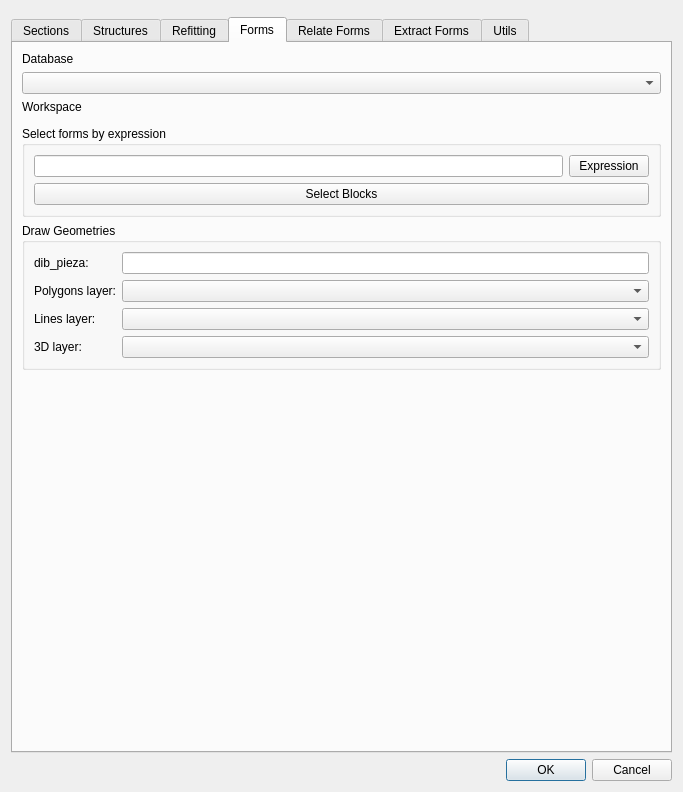
Old version of the form sugar_tools_dialog.ui in the repository psigcat/sugartools.
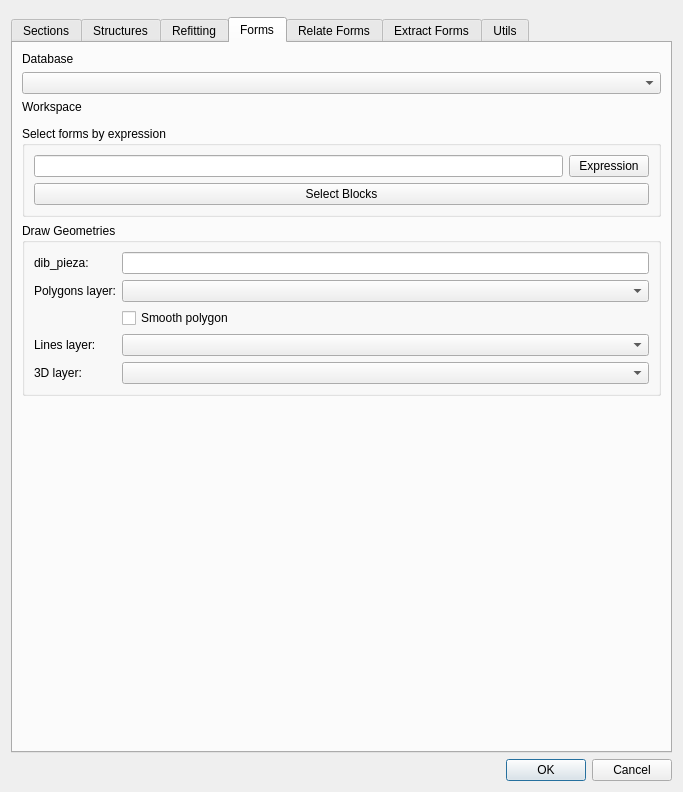
New version of the form. The open tabs and pages were chosen to show the change. Custom widgets are drawn as their Qt base class.

Commit message: update ui for smoothing polygons, see #32

```diff
--- a/sugar_tools_dialog.ui
+++ b/sugar_tools_dialog.ui
@@ -572,13 +572,10 @@
           <string>Draw Geometries</string>
          </property>
          <layout class="QGridLayout" name="gridLayout_13">
-          <item row="0" column="1">
-           <widget class="QLineEdit" name="blocks_dib_pieza"/>
-          </item>
-          <item row="4" column="0">
-           <widget class="QLabel" name="label_27">
+          <item row="6" column="0">
+           <widget class="QLabel" name="label_25">
             <property name="text">
-             <string>Polygons layer:</string>
+             <string>Lines layer:</string>
             </property>
            </widget>
           </item>
@@ -589,29 +586,39 @@
             </property>
            </widget>
           </item>
-          <item row="6" column="0">
+          <item row="7" column="0">
            <widget class="QLabel" name="label_26">
             <property name="text">
              <string>3D layer:</string>
             </property>
            </widget>
           </item>
-          <item row="5" column="0">
-           <widget class="QLabel" name="label_25">
-            <property name="text">
-             <string>Lines layer:</string>
-            </property>
-           </widget>
-          </item>
-          <item row="6" column="1">
-           <widget class="QgsMapLayerComboBox" name="blocks_3d_layer"/>
-          </item>
-          <item row="5" column="1">
+          <item row="6" column="2">
            <widget class="QgsMapLayerComboBox" name="blocks_lines_layer"/>
           </item>
-          <item row="4" column="1">
+          <item row="0" column="2">
+           <widget class="QLineEdit" name="blocks_dib_pieza"/>
+          </item>
+          <item row="4" column="2">
            <widget class="QgsMapLayerComboBox" name="blocks_polygon_layer"/>
           </item>
+          <item row="7" column="2">
+           <widget class="QgsMapLayerComboBox" name="blocks_3d_layer"/>
+          </item>
+          <item row="4" column="0">
+           <widget class="QLabel" name="label_27">
+            <property name="text">
+             <string>Polygons layer:</string>
+            </property>
+           </widget>
+          </item>
+          <item row="5" column="2">
+           <widget class="QCheckBox" name="blocks_smooth_polygons">
+            <property name="text">
+             <string>Smooth polygon</string>
+            </property>
+           </widget>
+          </item>
          </layout>
         </widget>
        </item>
```
